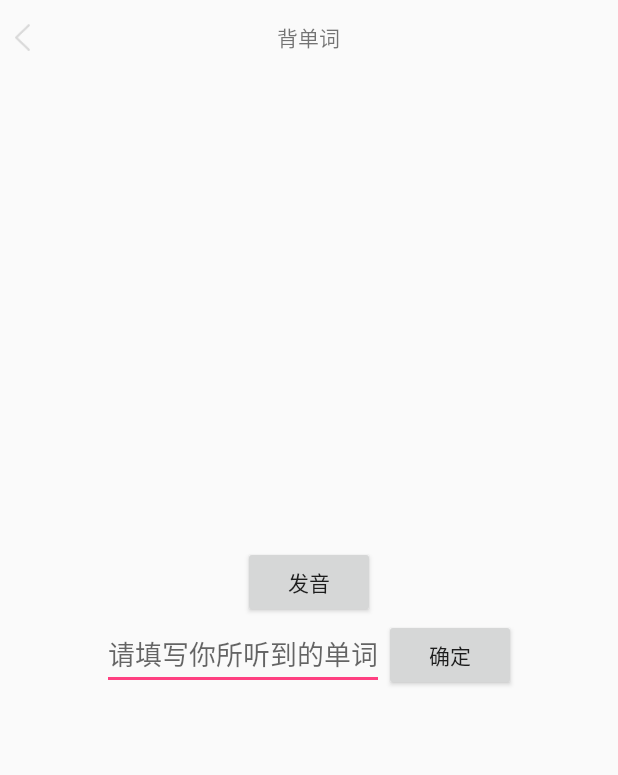
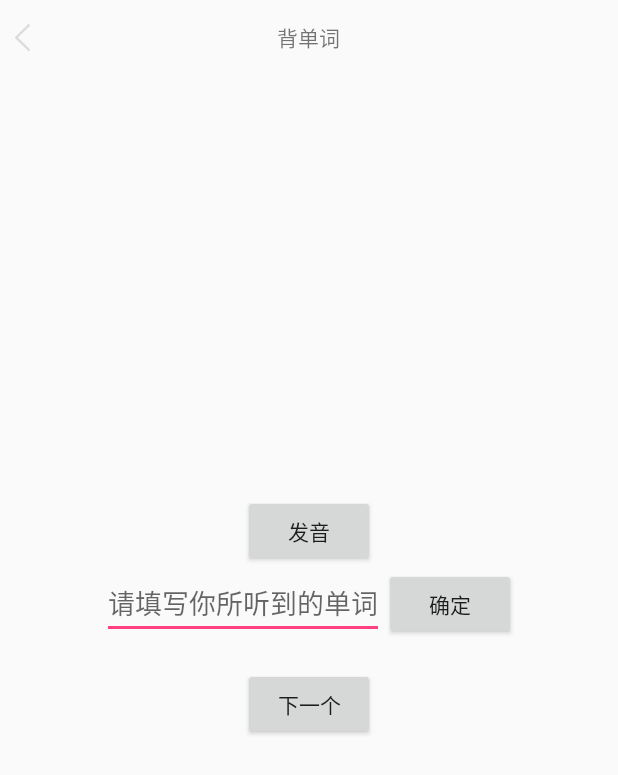
Before and after one commit to simonFong/RememberWords, an Android app: the screen it shows after launch (MainActivity), after a tap on "发音", on a phone screen of 412 x 824 dp. Shown: the top 775 px of the screen. Run offline under Robolectric (Android 15) with nearby library versions, the phone set to English and light mode, and no system bars; our stand-ins replace ButterKnife; libraries missing offline, so code that uses them is left out: com.yinglan.alphatabs, org.greenrobot.greendao; plain views replace AlphaTabView, AlphaTabsIndicator; 4 statements that could not run were skipped.

Commit message:
添加听写单词

```diff
--- a/app/src/main/java/com/simon/rememberwords/fragment/MainFragment.java
+++ b/app/src/main/java/com/simon/rememberwords/fragment/MainFragment.java
@@ -9,7 +9,9 @@ import android.util.Log;
 import android.view.LayoutInflater;
 import android.view.View;
 import android.view.ViewGroup;
+import android.widget.Button;
 import android.widget.EditText;
+import android.widget.TextView;
 import android.widget.Toast;
 
 import com.simon.rememberwords.R;
@@ -33,8 +35,18 @@ public class MainFragment extends Fragment {
 
     @InjectView(R.id.et_word)
     EditText mEtWord;
-    private String mWrod;
+    @InjectView(R.id.btn_sound)
+    Button mBtnSound;
+    @InjectView(R.id.btn_make_sure)
+    Button mBtnMakeSure;
+    @InjectView(R.id.tv_word)
+    TextView mTvWord;
+    @InjectView(R.id.tv_chinese)
+    TextView mTvChinese;
+    @InjectView(R.id.tv_kind)
+    TextView mTvKind;
     private List<WordBean> mWordBeans;
+    private WordBean mWordBean;
 
     @Nullable
     @Override
@@ -48,9 +60,22 @@ public class MainFragment extends Fragment {
     }
 
     @Override
+    public void onViewCreated(@NonNull View view, @Nullable Bundle savedInstanceState) {
+        super.onViewCreated(view, savedInstanceState);
+        initData();
+        reset();
+    }
+
+    @Override
     public void onCreate(@Nullable Bundle savedInstanceState) {
         super.onCreate(savedInstanceState);
 
+    }
+
+    /**
+     * 导入数据
+     */
+    private void initData() {
         mWordBeans = LocalJsonResolutionUtils.parse(getActivity());
 
     }
@@ -69,28 +94,43 @@ public class MainFragment extends Fragment {
     }
 
 
-    @OnClick({R.id.btn_sound, R.id.btn_make_sure})
+    @OnClick({R.id.btn_sound, R.id.btn_make_sure, R.id.btn_next})
     public void onViewClicked(View view) {
         switch (view.getId()) {
-            case R.id.btn_sound:
-                int i = testRandom1(mWordBeans.size());
-                Log.e("simon", mWordBeans.get(i).toString());
-
-                mWrod = mWordBeans.get(i).getWord();
-
-
+            case R.id.btn_sound://发音
                 Intent intent = new Intent(getActivity(), AudioService.class);
-                intent.putExtra("query", mWrod);
+                intent.putExtra("query", mWordBean.getWord());
                 getActivity().startService(intent);
                 break;
-            case R.id.btn_make_sure:
+            case R.id.btn_make_sure://确定
                 String s = mEtWord.getText().toString().trim();
-                if (s.equals(mWrod)) {
+                if (s.equals(mWordBean.getWord())) {
                     Toast.makeText(getActivity(), "输入正确", Toast.LENGTH_SHORT).show();
                 } else {
                     Toast.makeText(getActivity(), "输入错误", Toast.LENGTH_SHORT).show();
                 }
+
+                mTvWord.setText(mWordBean.getWord());
+                mTvChinese.setText(mWordBean.getChinese());
+                mTvKind.setText(mWordBean.getKind());
+                break;
+            case R.id.btn_next:
+                reset();
                 break;
         }
     }
+
+    /**
+     * 重置或更新
+     */
+    private void reset() {
+        int i = testRandom1(mWordBeans.size());
+        Log.e("simon", mWordBeans.get(i).toString());
+        mWordBean = mWordBeans.get(i);
+
+        mTvWord.setText("");
+        mTvChinese.setText("");
+        mTvKind.setText("");
+        mEtWord.setText("");
+    }
 }
--- a/app/src/main/res/layout/fragment_main.xml
+++ b/app/src/main/res/layout/fragment_main.xml
@@ -10,7 +10,6 @@
         android:layout_height="50dp"
         android:gravity="center_vertical"
         android:orientation="horizontal">
-
 
         <ImageView
             android:layout_width="30dp"
@@ -52,7 +51,7 @@
                     android:layout_width="wrap_content"
                     android:layout_height="wrap_content"
                     android:hint="请填写你所听到的单词"
-                    android:inputType="text"/>
+                    android:inputType="textUri"/>
 
                 <Button
                     android:id="@+id/btn_make_sure"
@@ -61,6 +60,38 @@
                     android:text="确定"/>
             </LinearLayout>
 
+            <LinearLayout
+                android:layout_width="wrap_content"
+                android:layout_height="wrap_content"
+                android:orientation="horizontal">
+
+                <TextView
+                    android:id="@+id/tv_word"
+                    android:layout_width="wrap_content"
+                    android:layout_height="wrap_content"
+                    android:text="name"/>
+
+                <TextView
+                    android:id="@+id/tv_chinese"
+                    android:layout_width="wrap_content"
+                    android:layout_height="wrap_content"
+                    android:layout_marginLeft="10dp"
+                    android:text="名字"/>
+
+                <TextView
+                    android:id="@+id/tv_kind"
+                    android:layout_width="wrap_content"
+                    android:layout_height="wrap_content"
+                    android:layout_marginLeft="10dp"
+                    android:text="n"/>
+            </LinearLayout>
+
+            <Button
+                android:id="@+id/btn_next"
+                android:layout_width="wrap_content"
+                android:layout_height="wrap_content"
+                android:text="下一个"/>
+
         </LinearLayout>
     </FrameLayout>
 
```
